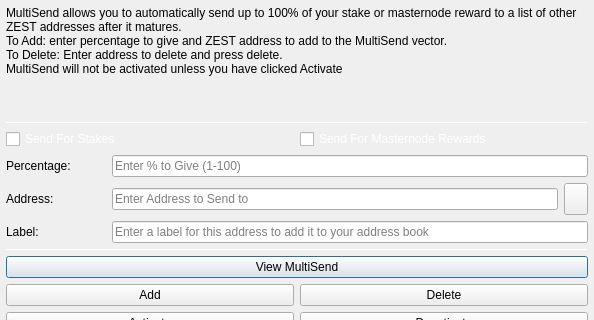
This is src/qt/forms/multisenddialog.ui in zestfoundation/ZestCoin as Qt 5 draws it before an edit; both pictures show x 0 to 594 and y 0 to 320 of the 594 by 526 pixel window. The edited form follows.
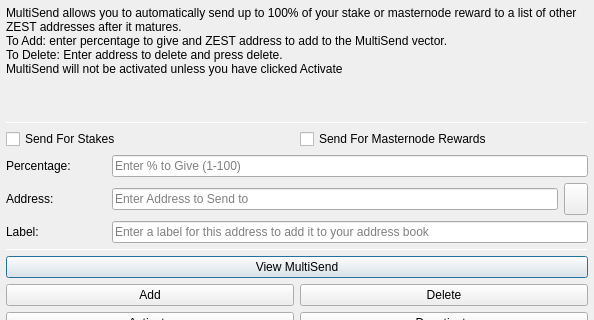
This is the edited form. Icons and pictures are not drawn.

```diff
--- a/src/qt/forms/multisenddialog.ui
+++ b/src/qt/forms/multisenddialog.ui
@@ -75,9 +75,6 @@
         <layout class="QHBoxLayout" name="horizontalLayout">
          <item>
           <widget class="QCheckBox" name="multiSendStakeCheckBox">
-           <property name="styleSheet">
-            <string notr="true">color:white;</string>
-           </property>
            <property name="text">
             <string>Send For Stakes</string>
            </property>
@@ -85,9 +82,6 @@
          </item>
          <item>
           <widget class="QCheckBox" name="multiSendMasternodeCheckBox">
-           <property name="styleSheet">
-            <string notr="true">color:white;</string>
-           </property>
            <property name="text">
             <string>Send For Masternode Rewards</string>
            </property>
```
